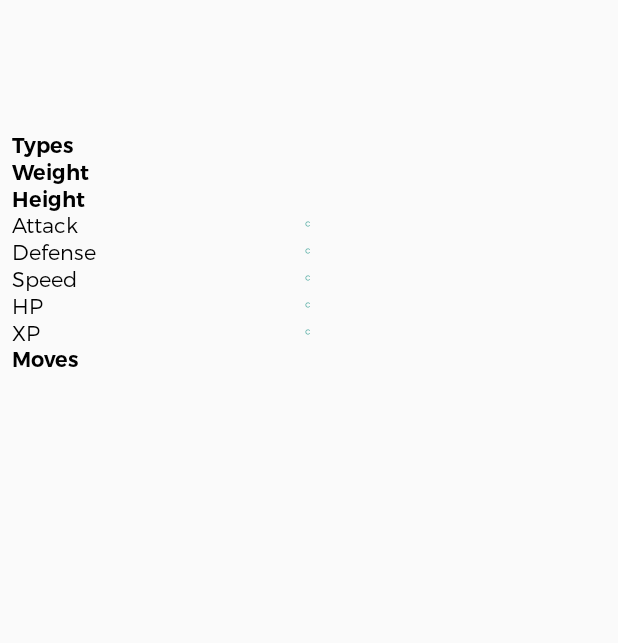
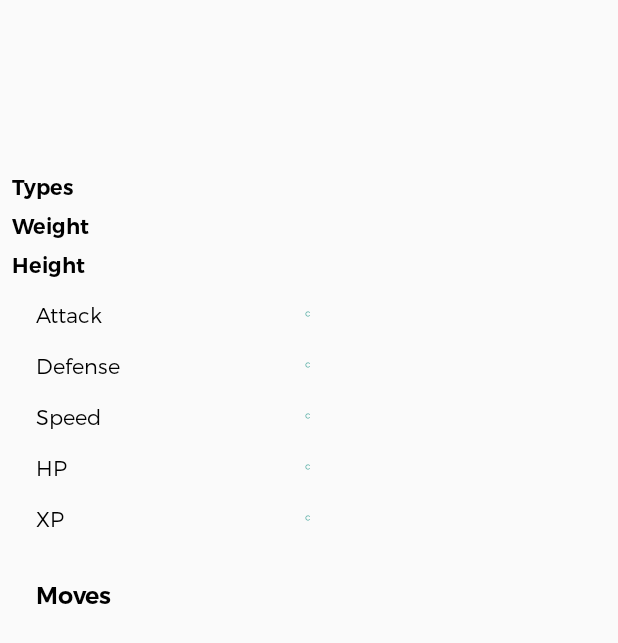
Before and after one commit to v27u27/PokeDex, an Android app: the PokemonDetailActivity screen opened directly, with no data from a screen before it, on a phone screen of 412 x 824 dp. Shown: the top 643 px of the screen. Run offline under Robolectric (Android 15) with nearby library versions, the phone set to English and light mode, and no system bars; libraries missing offline, so code that uses them is left out: com.akexorcist.roundcornerprogressbar; plain views replace RoundCornerProgressBar; pictures from the network do not load; 7 statements that could not run were skipped.

Commit message:
93% complete

```diff
--- a/app/src/main/java/xyz/vinayak/pokedex/PokemonDetailActivity.java
+++ b/app/src/main/java/xyz/vinayak/pokedex/PokemonDetailActivity.java
@@ -129,7 +129,7 @@ public class PokemonDetailActivity extends AppCompatActivity {
                         tvPokemonNameRank.setText("#"+rank+" "+ name);
 
                         Glide.with(getBaseContext()).load(imgUrl)
-                                .fitCenter()
+                                .centerCrop()
                                 .thumbnail(Glide.with(getBaseContext()).load(R.drawable.pokeball_moving))
                                 .crossFade()
                                 .into(ivPokemonImage1);
--- a/app/src/main/res/layout/activity_pokemon_detail.xml
+++ b/app/src/main/res/layout/activity_pokemon_detail.xml
@@ -13,24 +13,26 @@
 
         <TextView
             android:id="@+id/tvPokemonNameRank"
-            android:textColor="#000000"
             android:layout_width="wrap_content"
             android:layout_height="wrap_content"
             android:layout_gravity="center"
-            android:textSize="16sp"
+            android:textColor="#000000"
+            android:textSize="20sp"
             tools:text="#1 Pokemon Name" />
 
         <ImageView
             android:id="@+id/ivPokemonImage1"
-            android:layout_width="80dp"
-            android:layout_height="80dp"
-            android:layout_gravity="end" />
+            android:layout_width="140dp"
+            android:layout_height="100dp"
+            android:layout_gravity="end"
+            android:layout_marginLeft="50dp" />
 
     </LinearLayout>
 
     <ScrollView
         android:layout_width="match_parent"
-        android:layout_height="match_parent">
+        android:layout_height="match_parent"
+        android:layout_marginTop="8dp">
 
         <RelativeLayout
             android:layout_width="match_parent"
@@ -38,59 +40,67 @@
 
             <TextView
                 android:id="@+id/tvTypesLabel"
-                android:textColor="#000000"
                 android:layout_width="wrap_content"
                 android:layout_height="wrap_content"
-                android:text="Types" />
+                android:text="Types"
+                android:textColor="#000000" />
 
             <TextView
                 android:id="@+id/tvTypeValue1"
-                android:textColor="#000000"
                 android:layout_width="wrap_content"
                 android:layout_height="wrap_content"
+                android:layout_marginLeft="50dp"
                 android:layout_toEndOf="@id/tvTypesLabel"
+                android:textColor="#000000"
                 tools:text="Grass" />
 
             <TextView
                 android:id="@+id/tvTypeValue2"
-                android:textColor="#000000"
                 android:layout_width="wrap_content"
                 android:layout_height="wrap_content"
+                android:layout_marginLeft="16dp"
                 android:layout_toEndOf="@id/tvTypeValue1"
+                android:textColor="#000000"
                 tools:text="Poison" />
 
             <TextView
                 android:id="@+id/tvPokemonWeightLabel"
-                android:textColor="#000000"
                 android:layout_width="wrap_content"
                 android:layout_height="wrap_content"
                 android:layout_below="@id/tvTypesLabel"
-                android:text="Weight" />
+                android:layout_marginTop="8dp"
+                android:text="Weight"
+                android:textColor="#000000" />
 
             <TextView
                 android:id="@+id/tvPokemonWeight"
-                android:textColor="#000000"
                 android:layout_width="wrap_content"
                 android:layout_height="wrap_content"
                 android:layout_below="@id/tvTypesLabel"
+                android:layout_marginLeft="45dp"
+                android:layout_marginTop="8dp"
                 android:layout_toEndOf="@id/tvPokemonWeightLabel"
+                android:textColor="#000000"
                 tools:text="18" />
 
             <TextView
                 android:id="@+id/tvPokemonHeightLabel"
-                android:textColor="#000000"
                 android:layout_width="wrap_content"
                 android:layout_height="wrap_content"
                 android:layout_below="@id/tvPokemonWeightLabel"
-                android:text="Height" />
+                android:layout_marginTop="8dp"
+                android:text="Height"
+                android:textColor="#000000" />
 
             <TextView
                 android:id="@+id/tvPokemonHeight"
-                android:textColor="#000000"
                 android:layout_width="wrap_content"
                 android:layout_height="wrap_content"
                 android:layout_below="@id/tvPokemonWeight"
+                android:layout_marginLeft="48dp"
+                android:layout_marginTop="8dp"
                 android:layout_toEndOf="@id/tvPokemonHeightLabel"
+                android:textColor="#000000"
                 tools:text="18" />
 
             <LinearLayout
@@ -98,21 +108,23 @@
                 android:layout_width="match_parent"
                 android:layout_height="wrap_content"
                 android:layout_below="@id/tvPokemonHeight"
+                android:layout_margin="8dp"
                 android:orientation="vertical">
 
                 <LinearLayout
                     android:layout_width="match_parent"
                     android:layout_height="wrap_content"
+                    android:layout_margin="8dp"
                     android:gravity="center_vertical"
                     android:orientation="horizontal">
 
                     <TextView
                         android:id="@+id/tvAttackLabel"
-                        android:textColor="#000000"
                         android:layout_width="0dp"
                         android:layout_height="wrap_content"
                         android:layout_weight="1"
-                        android:text="Attack" />
+                        android:text="Attack"
+                        android:textColor="#000000" />
 
                     <com.akexorcist.roundcornerprogressbar.RoundCornerProgressBar
                         android:id="@+id/progressAttack"
@@ -125,26 +137,27 @@
 
                     <TextView
                         android:id="@+id/tvAttackValue"
-                        android:textColor="#000000"
                         android:layout_width="0dp"
                         android:layout_height="wrap_content"
-                        android:layout_weight="1" />
+                        android:layout_weight="1"
+                        android:textColor="#000000" />
 
                 </LinearLayout>
 
                 <LinearLayout
                     android:layout_width="match_parent"
                     android:layout_height="wrap_content"
+                    android:layout_margin="8dp"
                     android:gravity="center_vertical"
                     android:orientation="horizontal">
 
                     <TextView
                         android:id="@+id/tvDefenseLabel"
-                        android:textColor="#000000"
                         android:layout_width="0dp"
                         android:layout_height="wrap_content"
                         android:layout_weight="1"
-                        android:text="Defense" />
+                        android:text="Defense"
+                        android:textColor="#000000" />
 
                     <com.akexorcist.roundcornerprogressbar.RoundCornerProgressBar
                         android:id="@+id/progressDefense"
@@ -157,26 +170,27 @@
 
                     <TextView
                         android:id="@+id/tvDefenseValue"
-                        android:textColor="#000000"
                         android:layout_width="0dp"
                         android:layout_height="wrap_content"
-                        android:layout_weight="1" />
+                        android:layout_weight="1"
+                        android:textColor="#000000" />
 
                 </LinearLayout>
 
                 <LinearLayout
                     android:layout_width="match_parent"
                     android:layout_height="wrap_content"
+                    android:layout_margin="8dp"
                     android:gravity="center_vertical"
                     android:orientation="horizontal">
 
                     <TextView
                         android:id="@+id/tvSpeedLabel"
-                        android:textColor="#000000"
                         android:layout_width="0dp"
                         android:layout_height="wrap_content"
                         android:layout_weight="1"
-                        android:text="Speed" />
+                        android:text="Speed"
+                        android:textColor="#000000" />
 
                     <com.akexorcist.roundcornerprogressbar.RoundCornerProgressBar
                         android:id="@+id/progressSpeed"
@@ -189,26 +203,27 @@
 
                     <TextView
                         android:id="@+id/tvSpeedValue"
-                        android:textColor="#000000"
                         android:layout_width="0dp"
                         android:layout_height="wrap_content"
-                        android:layout_weight="1" />
+                        android:layout_weight="1"
+                        android:textColor="#000000" />
 
                 </LinearLayout>
 
                 <LinearLayout
                     android:layout_width="match_parent"
                     android:layout_height="wrap_content"
+                    android:layout_margin="8dp"
                     android:gravity="center_vertical"
                     android:orientation="horizontal">
 
                     <TextView
                         android:id="@+id/tvHPLabel"
-                        android:textColor="#000000"
                         android:layout_width="0dp"
                         android:layout_height="wrap_content"
                         android:layout_weight="1"
-                        android:text="HP" />
+                        android:text="HP"
+                        android:textColor="#000000" />
 
                     <com.akexorcist.roundcornerprogressbar.RoundCornerProgressBar
                         android:id="@+id/progressHP"
@@ -221,26 +236,27 @@
 
                     <TextView
                         android:id="@+id/tvHPValue"
-                        android:textColor="#000000"
                         android:layout_width="0dp"
                         android:layout_height="wrap_content"
-                        android:layout_weight="1" />
+                        android:layout_weight="1"
+                        android:textColor="#000000" />
 
                 </LinearLayout>
 
                 <LinearLayout
                     android:layout_width="match_parent"
                     android:layout_height="wrap_content"
+                    android:layout_margin="8dp"
                     android:gravity="center_vertical"
                     android:orientation="horizontal">
 
                     <TextView
                         android:id="@+id/tvXPLabel"
-                        android:textColor="#000000"
                         android:layout_width="0dp"
                         android:layout_height="wrap_content"
                         android:layout_weight="1"
-                        android:text="XP" />
+                        android:text="XP"
+                        android:textColor="#000000" />
 
                     <com.akexorcist.roundcornerprogressbar.RoundCornerProgressBar
                         android:id="@+id/progressXP"
@@ -253,10 +269,10 @@
 
                     <TextView
                         android:id="@+id/tvXPValue"
-                        android:textColor="#000000"
                         android:layout_width="0dp"
                         android:layout_height="wrap_content"
-                        android:layout_weight="1" />
+                        android:layout_weight="1"
+                        android:textColor="#000000" />
 
                 </LinearLayout>
 
@@ -264,11 +280,13 @@
 
             <TextView
                 android:id="@+id/tvMovesLabel"
-                android:textColor="#000000"
                 android:layout_width="wrap_content"
                 android:layout_height="wrap_content"
                 android:layout_below="@id/llStats"
-                android:text="Moves" />
+                android:layout_margin="16dp"
+                android:text="Moves"
+                android:textColor="#000000"
+                android:textSize="16sp" />
 
             <ListView
                 android:id="@+id/listViewMoves"
--- a/app/src/main/res/layout/moves_item_row.xml
+++ b/app/src/main/res/layout/moves_item_row.xml
@@ -1,9 +1,12 @@
 <?xml version="1.0" encoding="utf-8"?>
 <LinearLayout
     xmlns:android="http://schemas.android.com/apk/res/android" android:layout_width="match_parent"
+    android:layout_margin="8dp"
     android:layout_height="wrap_content">
 
     <TextView
+        android:layout_margin="8dp"
+        android:textSize="12sp"
         android:id="@+id/tvMoveName"
         android:layout_width="wrap_content"
         android:layout_height="wrap_content" />
```
